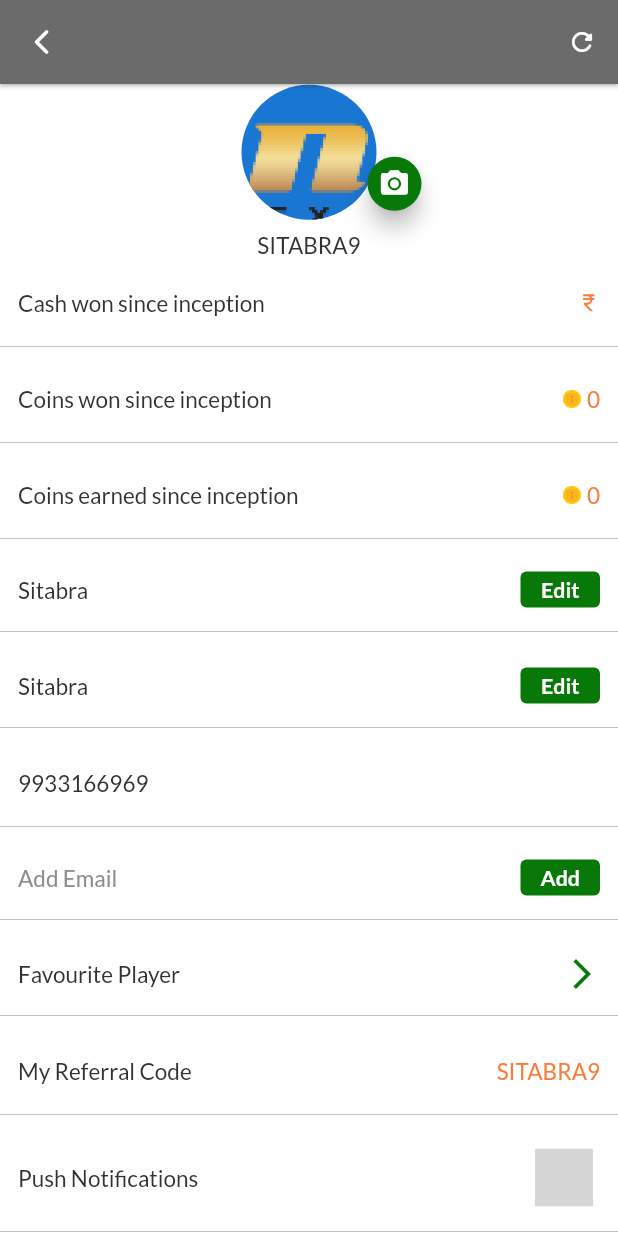
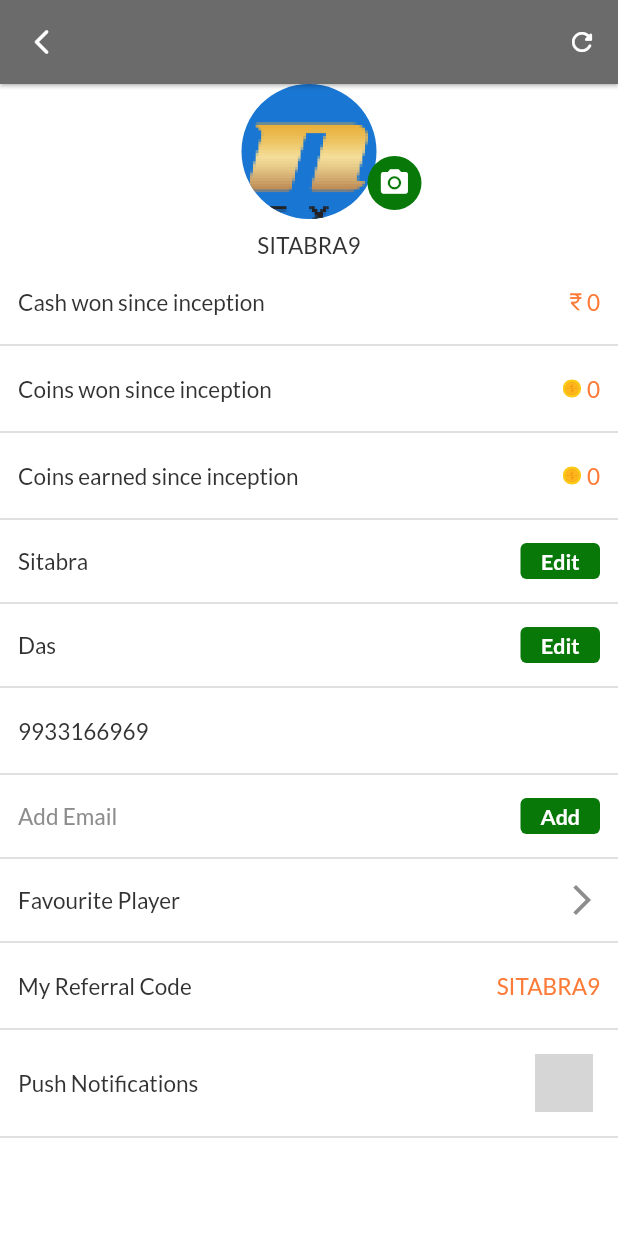
Before and after one commit to bijumondal18/fanex_flutter, a Flutter app: the ProfileScreen screen opened directly, on a phone screen of 412 x 824 dp. Run offline on Flutter 3.47's test engine with Material 2 defaults, Android fonts, the phone set to English and light mode, and no system bars; our stand-ins replace flutter_svg, flutter_swiper, font_awesome_flutter, google_fonts, webview_flutter; missing offline and left inert: custom_switch; grey boxes are pictures that could not be loaded.

Commit message:
My Profile UI- Sitabra

```diff
--- a/lib/common/strings.dart
+++ b/lib/common/strings.dart
@@ -33,6 +33,17 @@ class AppStrings {
   static const String profileUserName = "SITABRA9";
   static const String profileLastName = "Das";
   static const String phoneNumber = "9933166969";
+  static const String referralCode = "SITABRA9";
+  static const String coinsWon = "0";
+  static const String coinsEarned = "0";
+  static const String cashWon = "0";
+  static const String addEmailText = "Add Email";
+  static const String favouritePlayerText = "Favourite Player";
+  static const String referralCodeText = "My Referral Code";
+  static const String pushNotificationsText = "Push Notifications";
+  static const String cashWonText = "Cash won since inception";
+  static const String coinsWonText = "Coins won since inception";
+  static const String coinsEarnedText = "Coins earned since inception";
 
 
 }
--- a/lib/features/more/account/features/my_profile/ui/profile_screen.dart
+++ b/lib/features/more/account/features/my_profile/ui/profile_screen.dart
@@ -1,7 +1,6 @@
 import 'package:custom_switch/custom_switch.dart';
 import 'package:fanex_flutter/common/common.dart';
 import 'package:fanex_flutter/widgets/custom_edit_add_button.dart';
-import 'package:fanex_flutter/widgets/widgets.dart';
 import 'package:flutter/material.dart';
 import 'package:flutter_svg/svg.dart';
 
@@ -31,13 +30,10 @@ class _ProfileScreenState extends State<ProfileScreen> {
         ],
       ),
       body: SingleChildScrollView(
-        child: Container(
-          height: 800,
         child: Column(
           children: [
             Container(
               width: MediaQuery.of(context).size.width,
-                height: 125,
               child: Column(
                 mainAxisAlignment: MainAxisAlignment.center,
                 children: [
@@ -46,7 +42,7 @@ class _ProfileScreenState extends State<ProfileScreen> {
                       Container(
                         width: MediaQuery.of(context).size.width,
                         height: 90,
-                          child: CircleAvatar(
+                        child: const CircleAvatar(
                           backgroundImage: AssetImage("assets/images/fanex-logo.png"),
                           radius: 40,
                         ),
@@ -57,7 +53,8 @@ class _ProfileScreenState extends State<ProfileScreen> {
                         child: Transform.scale(
                           scale: 0.9,
                           child: FloatingActionButton(
-                              child: Icon(Icons.camera_alt),
+                            elevation: 0,
+                            child: const Icon(Icons.camera_alt),
                               backgroundColor: AppColors.green,
                               mini: true,
                               onPressed: () {}),
@@ -74,7 +71,6 @@ class _ProfileScreenState extends State<ProfileScreen> {
             ),
             Container(
                 width: MediaQuery.of(context).size.width,
-                height: 64,
               child: Column(
                 children: [
                   Padding(
@@ -82,18 +78,27 @@ class _ProfileScreenState extends State<ProfileScreen> {
                     child: Row(
                       mainAxisAlignment: MainAxisAlignment.spaceBetween,
                       children: [
-                          Text("Cash won since inception", style: Theme.of(context).textTheme.bodyText1,),
-                          Icon(Icons.currency_rupee, color: AppColors.orange,size: AppSizes.bodyText1,)
+                        Text(AppStrings.cashWonText, style: Theme.of(context).textTheme.bodyText1,),
+                        Row(
+                          children: const [
+                            Icon(Icons.currency_rupee, color: AppColors.orange,size: AppSizes.bodyText1,),
+                            Text(
+                              AppStrings.cashWon,
+                              style: TextStyle(
+                                  fontSize: AppSizes.bodyText1,
+                                  color: AppColors.orange),
+                            )
+                          ],
+                        )
                       ],
                     ),
                   ),
-                    Divider()
+                  const Divider()
                 ],
               ),
             ),
             Container(
               width: MediaQuery.of(context).size.width,
-                height: 64,
               child: Column(
                 children: [
                   Padding(
@@ -101,7 +106,7 @@ class _ProfileScreenState extends State<ProfileScreen> {
                     child: Row(
                       mainAxisAlignment: MainAxisAlignment.spaceBetween,
                       children: [
-                          Text("Coins won since inception", style: Theme.of(context).textTheme.bodyText1,),
+                        Text(AppStrings.coinsWonText, style: Theme.of(context).textTheme.bodyText1,),
                         Row(
                           children: [
                             SvgPicture.asset(
@@ -109,20 +114,19 @@ class _ProfileScreenState extends State<ProfileScreen> {
                               width: 12,
                               height: 12,
                             ),
-                              SizedBox(width: AppSizes.dimen4,),
-                              Text("0", style: TextStyle(fontSize: AppSizes.bodyText1,color: AppColors.orange),)
+                            const SizedBox(width: AppSizes.dimen4,),
+                            const Text(AppStrings.coinsWon, style: TextStyle(fontSize: AppSizes.bodyText1,color: AppColors.orange),)
                           ],
                         )
                       ],
                     ),
                   ),
-                    Divider()
+                  const Divider()
                 ],
               ),
             ),
             Container(
               width: MediaQuery.of(context).size.width,
-                height: 64,
               child: Column(
                 children: [
                   Padding(
@@ -130,7 +134,7 @@ class _ProfileScreenState extends State<ProfileScreen> {
                     child: Row(
                       mainAxisAlignment: MainAxisAlignment.spaceBetween,
                       children: [
-                          Text("Coins earned since inception", style: Theme.of(context).textTheme.bodyText1,),
+                        Text(AppStrings.coinsEarnedText, style: Theme.of(context).textTheme.bodyText1,),
                         Row(
                           children: [
                             SvgPicture.asset(
@@ -138,20 +142,19 @@ class _ProfileScreenState extends State<ProfileScreen> {
                               width: 12,
                               height: 12,
                             ),
-                              SizedBox(width: AppSizes.dimen4,),
-                              Text("0", style: TextStyle(fontSize: AppSizes.bodyText1,color: AppColors.orange),)
+                            const SizedBox(width: AppSizes.dimen4,),
+                            const Text(AppStrings.coinsEarned, style: TextStyle(fontSize: AppSizes.bodyText1,color: AppColors.orange),)
                           ],
                         )
                       ],
                     ),
                   ),
-                    Divider()
+                  const Divider()
                 ],
               ),
             ),
             Container(
               width: MediaQuery.of(context).size.width,
-                height: 64,
               child: Column(
                 children: [
                   Padding(
@@ -160,17 +163,16 @@ class _ProfileScreenState extends State<ProfileScreen> {
                       mainAxisAlignment: MainAxisAlignment.spaceBetween,
                       children: [
                         Text(AppStrings.profileFirstName, style: Theme.of(context).textTheme.bodyText1,),
-                          CustomEditAddButton(hintText: "Edit",)
+                        const CustomEditAddButton(hintText: "Edit",)
                       ],
                     ),
                   ),
-                    Divider()
+                  const Divider()
                 ],
               ),
             ),
             Container(
               width: MediaQuery.of(context).size.width,
-                height: 64,
               child: Column(
                 children: [
                   Padding(
@@ -178,18 +180,17 @@ class _ProfileScreenState extends State<ProfileScreen> {
                     child: Row(
                       mainAxisAlignment: MainAxisAlignment.spaceBetween,
                       children: [
-                          Text(AppStrings.profileFirstName, style: Theme.of(context).textTheme.bodyText1,),
-                          CustomEditAddButton(hintText: "Edit")
+                        Text(AppStrings.profileLastName, style: Theme.of(context).textTheme.bodyText1,),
+                        const CustomEditAddButton(hintText: "Edit")
                       ],
                     ),
                   ),
-                    Divider()
+                  const Divider()
                 ],
               ),
             ),
             Container(
               width: MediaQuery.of(context).size.width,
-                height: 64,
               child: Column(
                 children: [
                   Padding(
@@ -201,13 +202,30 @@ class _ProfileScreenState extends State<ProfileScreen> {
                       ],
                     ),
                   ),
-                    Divider()
+                  const Divider()
                 ],
               ),
             ),
             Container(
               width: MediaQuery.of(context).size.width,
-                height: 64,
+              child: Column(
+                children: [
+                  Padding(
+                    padding: const EdgeInsets.symmetric(vertical: AppSizes.dimen8, horizontal: AppSizes.dimen12),
+                    child: Row(
+                      mainAxisAlignment: MainAxisAlignment.spaceBetween,
+                      children: const [
+                        Text(AppStrings.addEmailText, style: TextStyle(fontSize: AppSizes.bodyText1, color: AppColors.grey),),
+                        CustomEditAddButton(hintText:"Add"),
+                      ],
+                    ),
+                  ),
+                  const Divider()
+                ],
+              ),
+            ),
+            Container(
+              width: MediaQuery.of(context).size.width,
               child: Column(
                 children: [
                   Padding(
@@ -215,39 +233,19 @@ class _ProfileScreenState extends State<ProfileScreen> {
                     child: Row(
                       mainAxisAlignment: MainAxisAlignment.spaceBetween,
                       children: [
-                          Text("Add Email", style: TextStyle(fontSize: AppSizes.bodyText1, color: AppColors.grey),),
-                          CustomEditAddButton(hintText:"Add"),
+                        Text(AppStrings.favouritePlayerText, style: Theme.of(context).textTheme.bodyText1,),
+                        InkWell(
+                            onTap: () {},
+                            child: const Icon(Icons.arrow_forward_ios_outlined, color: AppColors.grey,))
                       ],
                     ),
                   ),
-                    Divider()
+                  const Divider()
                 ],
               ),
             ),
             Container(
               width: MediaQuery.of(context).size.width,
-                height: 64,
-                child: Column(
-                  children: [
-                    Padding(
-                      padding: const EdgeInsets.symmetric(vertical: AppSizes.dimen8, horizontal: AppSizes.dimen12),
-                      child: Row(
-                        mainAxisAlignment: MainAxisAlignment.spaceBetween,
-                        children: [
-                          Text("Favourite Player", style: Theme.of(context).textTheme.bodyText1,),
-                          InkWell(
-                              onTap: () {},
-                              child: Icon(Icons.arrow_forward_ios_outlined, color: AppColors.green,))
-                        ],
-                      ),
-                    ),
-                    Divider()
-                  ],
-                ),
-              ),
-              Container(
-                width: MediaQuery.of(context).size.width,
-                height: 64,
               child: Column(
                 children: [
                   Padding(
@@ -255,18 +253,17 @@ class _ProfileScreenState extends State<ProfileScreen> {
                     child: Row(
                       mainAxisAlignment: MainAxisAlignment.spaceBetween,
                       children: [
-                          Text("My Referral Code", style: Theme.of(context).textTheme.bodyText1,),
-                          Text("SITABRA9", style: TextStyle(fontSize: AppSizes.bodyText1,color: AppColors.orange),),
+                        Text(AppStrings.referralCodeText, style: Theme.of(context).textTheme.bodyText1,),
+                        const Text(AppStrings.referralCode, style: TextStyle(fontSize: AppSizes.bodyText1,color: AppColors.orange),),
                       ],
                     ),
                   ),
-                    Divider()
+                  const Divider()
                 ],
               ),
             ),
             Container(
               width: MediaQuery.of(context).size.width,
-                height: 64,
               child: Column(
                 children: [
                   Padding(
@@ -274,7 +271,7 @@ class _ProfileScreenState extends State<ProfileScreen> {
                     child: Row(
                       mainAxisAlignment: MainAxisAlignment.spaceBetween,
                       children: [
-                          Text("Push Notifications", style: Theme.of(context).textTheme.bodyText1,),
+                        Text(AppStrings.pushNotificationsText, style: Theme.of(context).textTheme.bodyText1,),
                         Transform.scale(
                           scale: 0.8,
                           child: CustomSwitch(
@@ -285,12 +282,14 @@ class _ProfileScreenState extends State<ProfileScreen> {
                       ],
                     ),
                   ),
-                    Divider()
+                  const Divider()
                 ],
               ),
             ),
+            const SizedBox(
+              height: 80,
+            )
           ],
-          ),
         ),
       ),
     );
```
Lines whose indentation alone changed are shown as unchanged.
